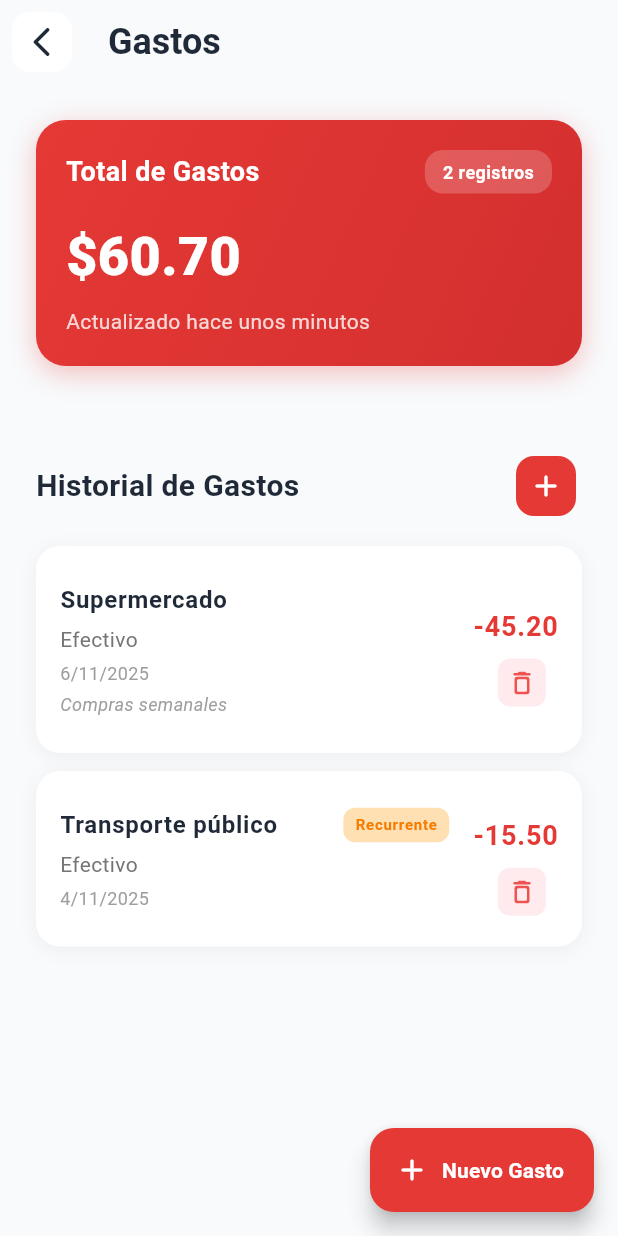
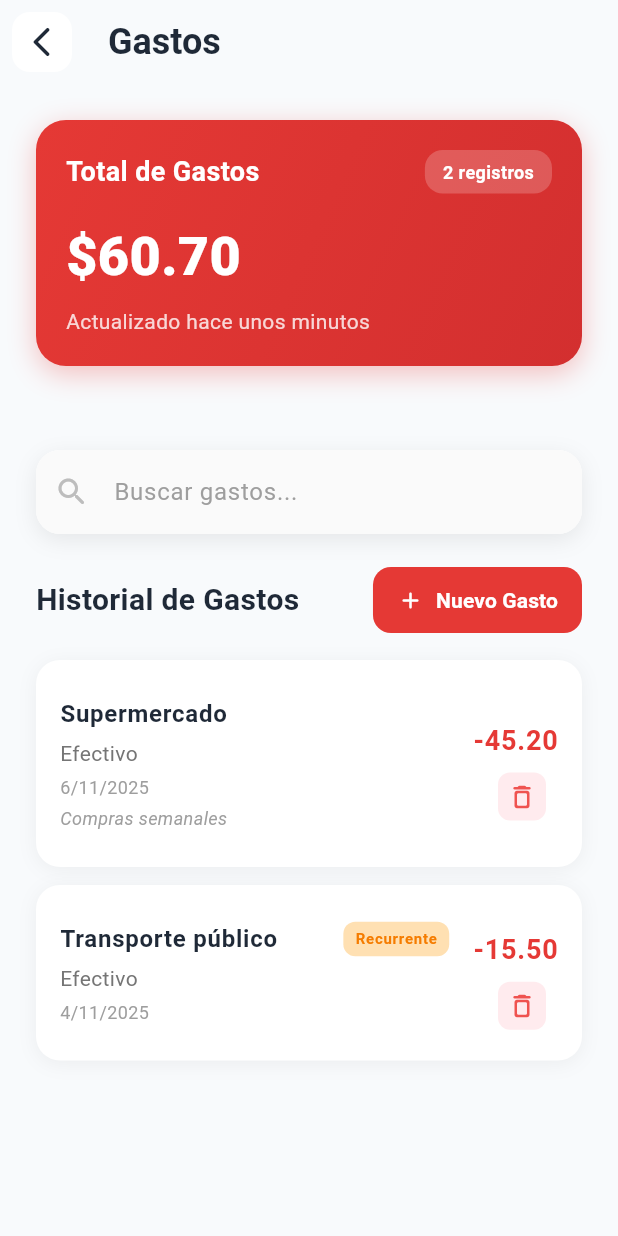
Before and after one commit to DaniielJr10/Wallet-Flow-app-movil, a Flutter app: the PantallaGastos screen opened directly, on a phone screen of 412 x 824 dp. Run offline on Flutter 3.47's test engine with Material 3 defaults, Android fonts, the phone set to English and light mode, and no system bars; our stand-ins replace cloud_firestore, firebase_auth, firebase_core, firebase_storage, image_picker; accounts and stored records are empty; Roboto replaces fonts that are missing (SF Pro Text).

Commit message:
se implementa una barra de búsqueda para filtrar gastos, se actualiza la lista de gastos mostrados y se elimina el botón de acción flotante

```diff
--- a/lib/pantallas/gastos.dart
+++ b/lib/pantallas/gastos.dart
@@ -14,6 +14,7 @@ class _PantallaGastosState extends State<PantallaGastos>
   final _montoController = TextEditingController();
   final _descripcionController = TextEditingController();
   final _notaController = TextEditingController();
+  final _busquedaController = TextEditingController();
 
   late AnimationController _animationController;
   late Animation<double> _fadeAnimation;
@@ -24,8 +25,10 @@ class _PantallaGastosState extends State<PantallaGastos>
   String _cuentaAsociada = 'ninguna';
   bool _esRecurrente = false;
   String _frecuenciaRecurrente = 'mensual';
+  String _textoBusqueda = '';
 
   List<Map<String, dynamic>> _gastos = [];
+  List<Map<String, dynamic>> _gastosFiltrados = [];
 
   final List<String> _categorias = [
     'alimentación',
@@ -86,6 +89,7 @@ class _PantallaGastosState extends State<PantallaGastos>
     _montoController.dispose();
     _descripcionController.dispose();
     _notaController.dispose();
+    _busquedaController.dispose();
     super.dispose();
   }
 
@@ -116,6 +120,32 @@ class _PantallaGastosState extends State<PantallaGastos>
           'esRecurrente': true,
         },
       ];
+      _gastosFiltrados = List.from(_gastos);
+    });
+  }
+
+  /// Filtra los gastos basado en el texto de búsqueda
+  void _filtrarGastos(String textoBusqueda) {
+    setState(() {
+      _textoBusqueda = textoBusqueda;
+      if (textoBusqueda.isEmpty) {
+        _gastosFiltrados = List.from(_gastos);
+      } else {
+        _gastosFiltrados = _gastos.where((gasto) {
+          return gasto['descripcion']
+                  .toString()
+                  .toLowerCase()
+                  .contains(textoBusqueda.toLowerCase()) ||
+              gasto['categoria']
+                  .toString()
+                  .toLowerCase()
+                  .contains(textoBusqueda.toLowerCase()) ||
+              gasto['metodoPago']
+                  .toString()
+                  .toLowerCase()
+                  .contains(textoBusqueda.toLowerCase());
+        }).toList();
+      }
     });
   }
 
@@ -702,8 +732,86 @@ class _PantallaGastosState extends State<PantallaGastos>
     );
   }
 
+  /// Construye una barra de búsqueda moderna y profesional
+  Widget _buildBarraBusqueda() {
+    return Container(
+      decoration: BoxDecoration(
+        color: Colors.white,
+        borderRadius: BorderRadius.circular(16),
+        boxShadow: [
+          BoxShadow(
+            color: Colors.black.withOpacity(0.08),
+            blurRadius: 12,
+            offset: const Offset(0, 4),
+          ),
+        ],
+      ),
+      child: TextField(
+        controller: _busquedaController,
+        onChanged: _filtrarGastos,
+        decoration: InputDecoration(
+          hintText: 'Buscar gastos...',
+          hintStyle: TextStyle(
+            fontSize: 16,
+            color: Colors.grey.shade500,
+            fontWeight: FontWeight.w400,
+          ),
+          prefixIcon: Container(
+            padding: const EdgeInsets.all(12),
+            child: Icon(
+              Icons.search_rounded,
+              color: Colors.grey.shade400,
+              size: 24,
+            ),
+          ),
+          suffixIcon: _textoBusqueda.isNotEmpty
+              ? IconButton(
+                  onPressed: () {
+                    _busquedaController.clear();
+                    _filtrarGastos('');
+                  },
+                  icon: Icon(
+                    Icons.clear_rounded,
+                    color: Colors.grey.shade400,
+                    size: 20,
+                  ),
+                )
+              : null,
+          border: OutlineInputBorder(
+            borderRadius: BorderRadius.circular(16),
+            borderSide: BorderSide.none,
+          ),
+          focusedBorder: OutlineInputBorder(
+            borderRadius: BorderRadius.circular(16),
+            borderSide: BorderSide(
+              color: Colors.red.shade300,
+              width: 2,
+            ),
+          ),
+          filled: true,
+          fillColor: Colors.grey.shade50,
+          contentPadding: const EdgeInsets.symmetric(
+            horizontal: 20,
+            vertical: 16,
+          ),
+        ),
+        style: const TextStyle(
+          fontSize: 16,
+          fontWeight: FontWeight.w500,
+          color: Color(0xFF1F2937),
+        ),
+      ),
+    );
+  }
+
   /// Construye la lista de gastos registrados o muestra estado vacío
   Widget _buildListaGastos() {
+    final gastosAMostrar = _textoBusqueda.isEmpty ? _gastos : _gastosFiltrados;
+
+    if (gastosAMostrar.isEmpty && _textoBusqueda.isNotEmpty) {
+      return _buildEstadoSinResultados();
+    }
+
     if (_gastos.isEmpty) {
       return _buildEstadoVacio();
     }
@@ -711,11 +819,52 @@ class _PantallaGastosState extends State<PantallaGastos>
     return ListView.builder(
       shrinkWrap: true,
       physics: const NeverScrollableScrollPhysics(),
-      itemCount: _gastos.length,
+      itemCount: gastosAMostrar.length,
       itemBuilder: (context, index) {
-        final gasto = _gastos[index];
-        return _buildTarjetaGastoSinCategoria(gasto, index);
+        final gasto = gastosAMostrar[index];
+        return _buildTarjetaGastoSinCategoria(gasto, _gastos.indexOf(gasto));
       },
+    );
+  }
+
+  /// Muestra un estado cuando no se encuentran resultados de búsqueda
+  Widget _buildEstadoSinResultados() {
+    return Center(
+      child: Column(
+        children: [
+          const SizedBox(height: 40),
+          Container(
+            padding: const EdgeInsets.all(32),
+            decoration: BoxDecoration(
+              color: Colors.grey.shade100,
+              borderRadius: BorderRadius.circular(24),
+            ),
+            child: Icon(
+              Icons.search_off_rounded,
+              size: 64,
+              color: Colors.grey.shade400,
+            ),
+          ),
+          const SizedBox(height: 24),
+          Text(
+            'No se encontraron gastos',
+            style: TextStyle(
+              fontSize: 20,
+              fontWeight: FontWeight.w600,
+              color: Colors.grey.shade700,
+            ),
+          ),
+          const SizedBox(height: 8),
+          Text(
+            'Intenta con otro término de búsqueda',
+            style: TextStyle(
+              fontSize: 16,
+              color: Colors.grey.shade500,
+            ),
+          ),
+          const SizedBox(height: 40),
+        ],
+      ),
     );
   }
 
@@ -1023,6 +1172,7 @@ class _PantallaGastosState extends State<PantallaGastos>
 
       setState(() {
         _gastos.insert(0, nuevoGasto);
+        _filtrarGastos(_textoBusqueda); // Actualizar lista filtrada
       });
 
       Navigator.pop(context);
@@ -1065,6 +1215,7 @@ class _PantallaGastosState extends State<PantallaGastos>
             onPressed: () {
               setState(() {
                 _gastos.removeAt(index);
+                _filtrarGastos(_textoBusqueda); // Actualizar lista filtrada
               });
               Navigator.pop(context);
               ScaffoldMessenger.of(context).showSnackBar(
@@ -1145,6 +1296,8 @@ class _PantallaGastosState extends State<PantallaGastos>
                 _buildGraficoGastos(),
                 const SizedBox(height: 32),
               ],
+              _buildBarraBusqueda(),
+              const SizedBox(height: 20),
               Row(
                 mainAxisAlignment: MainAxisAlignment.spaceBetween,
                 children: [
@@ -1156,15 +1309,20 @@ class _PantallaGastosState extends State<PantallaGastos>
                       color: Color(0xFF1F2937),
                     ),
                   ),
-                  IconButton(
+                  ElevatedButton.icon(
                     onPressed: _mostrarFormularioGasto,
                     icon: const Icon(Icons.add_rounded),
-                    style: IconButton.styleFrom(
+                    label: const Text(
+                      'Nuevo Gasto',
+                      style: TextStyle(fontWeight: FontWeight.w600),
+                    ),
+                    style: ElevatedButton.styleFrom(
                       backgroundColor: Colors.red.shade600,
                       foregroundColor: Colors.white,
                       shape: RoundedRectangleBorder(
                         borderRadius: BorderRadius.circular(12),
                       ),
+                      padding: const EdgeInsets.symmetric(horizontal: 16, vertical: 12),
                     ),
                   ),
                 ],
@@ -1176,19 +1334,7 @@ class _PantallaGastosState extends State<PantallaGastos>
           ),
         ),
       ),
-      floatingActionButton: FloatingActionButton.extended(
-        onPressed: _mostrarFormularioGasto,
-        backgroundColor: Colors.red.shade600,
-        foregroundColor: Colors.white,
-        icon: const Icon(Icons.add_rounded),
-        label: const Text(
-          'Nuevo Gasto',
-          style: TextStyle(fontWeight: FontWeight.w600),
-        ),
-        shape: RoundedRectangleBorder(
-          borderRadius: BorderRadius.circular(16),
-        ),
-      ),
+      // Eliminado FloatingActionButton
     );
   }
 }
```
